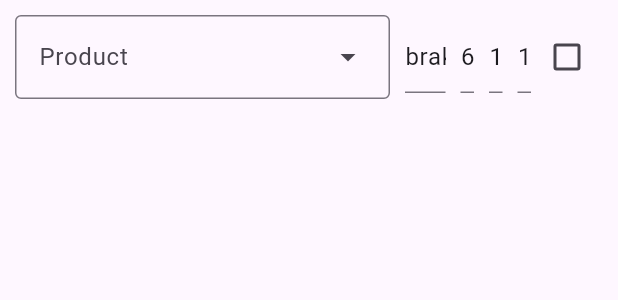
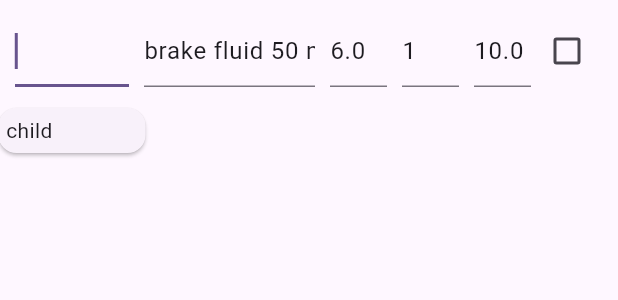
Before and after one commit to fransiscowijaya1999/produck_workshop, a Flutter app: the OrderItemForm widget shown alone on an empty page, opened directly with sample values from the repository, on a phone screen of 412 x 824 dp. Shown: the top 300 px of the screen. Run offline on Flutter 3.47's test engine with Material 3 defaults, Android fonts, the light colour scheme and no system bars; our stand-ins replace dio, isar, shared_preferences; accounts and stored records are empty; generated files the repository leaves out were written again; network calls fail.

Commit message:
base for product searchability

```diff
--- /dev/null
+++ b/lib/component/dropdownmenu_debounced.dart
@@ -0,0 +1,108 @@
+import 'dart:async';
+
+import 'package:flutter/material.dart';
+import 'package:flutter/services.dart';
+
+class DropdownMenuDebounced extends StatefulWidget {
+  const DropdownMenuDebounced({
+    super.key,
+    required this.onSearch,
+    this.onChanged,
+    this.hintText = 'Search...',
+  });
+
+  final Function(String search) onSearch;
+  final Function(String text)? onChanged;
+  final String hintText;
+
+  @override
+  State<DropdownMenuDebounced> createState() => _DropdownMenuDebouncedState();
+}
+
+class _DropdownMenuDebouncedState extends State<DropdownMenuDebounced> {
+  Timer? _debounce;
+  final Duration _debounceDuration = const Duration(milliseconds: 300);
+  final productController = TextEditingController();
+  final OverlayPortalController productsOverlayController = OverlayPortalController();
+  late FocusNode focusNode;
+  late FocusNode keyboardFocusNode;
+  late Size size;
+  final layerLink = LayerLink();
+
+  _onSearchChanged(String text) async {
+    if (widget.onChanged != null) widget.onChanged!(text);
+    if (_debounce?.isActive ?? false) _debounce?.cancel();
+    _debounce = Timer(_debounceDuration, () async {
+      await widget.onSearch(text);
+    });
+  }
+
+  void initPosition() {
+    final targetRenderBox = context.findRenderObject() as RenderBox;
+    size = targetRenderBox.size;
+  }
+
+  @override
+  void initState() {
+    super.initState();
+    WidgetsBinding.instance!.addPostFrameCallback((_) => initPosition());
+
+    keyboardFocusNode = FocusNode();
+    focusNode = FocusNode();
+    focusNode.addListener(() {
+      productsOverlayController.toggle();
+    });
+
+    productController.addListener(() {
+      _onSearchChanged(productController.text);
+    });
+  }
+
+  @override
+  void dispose() {
+    productController.dispose();
+    _debounce?.cancel();
+    keyboardFocusNode.dispose();
+    focusNode.dispose();
+    super.dispose();
+  }
+
+  @override
+  Widget build(BuildContext context) {
+    return OverlayPortal(
+      controller: productsOverlayController,
+      overlayChildBuilder: (BuildContext context) {
+        return Positioned(
+          width: size.width + 30,
+          child: CompositedTransformFollower(
+            link: layerLink,
+            showWhenUnlinked: false,
+            offset: Offset(-15, size.height + 10),
+            child: Card(
+              child: Padding(
+                padding: EdgeInsets.all(5),
+                child: Text('child'),
+              ),
+            ),
+          ),
+        );
+      },
+      child: CompositedTransformTarget(
+        link: layerLink,
+        child: DefaultTextEditingShortcuts(
+          child: Shortcuts(
+            shortcuts: <ShortcutActivator, Intent>{
+              SingleActivator(LogicalKeyboardKey.arrowDown, alt: false): Intent.doNothing,
+              SingleActivator(LogicalKeyboardKey.arrowUp, alt: false): Intent.doNothing,
+            },
+            child: TextField(
+              controller: productController,
+              autofocus: true,
+              focusNode: focusNode,
+            ),
+          ),
+        ),
+      )
+    );
+  }
+}
--- a/lib/component/order_item_form.dart
+++ b/lib/component/order_item_form.dart
@@ -1,5 +1,6 @@
 import 'package:flutter/material.dart';
 import 'package:flutter/services.dart';
+import 'package:produck_workshop/component/dropdownmenu_debounced.dart';
 import 'package:produck_workshop/component/order_list.dart';
 import 'package:produck_workshop/model/product.dart';
 import 'package:produck_workshop/schema/order.dart';
@@ -26,7 +27,6 @@ class OrderItemForm extends StatefulWidget {
 }
 
 class _OrderItemFormState extends State<OrderItemForm> {
-  final productController = TextEditingController();
   final descriptionController = TextEditingController();
   final costController = TextEditingController();
   final qtyController = TextEditingController();
@@ -36,17 +36,16 @@ class _OrderItemFormState extends State<OrderItemForm> {
   late Future<List<Product>> futureProducts;
 
   bool isBroker = false;
+  String searchText = '';
 
   @override
   void initState() {
     super.initState();
     futureProducts = ProductService.filterProductLimited("", 5);
-    productController.addListener(_onSearch);
   }
 
   @override
   void dispose() {
-    productController.dispose();
     descriptionController.dispose();
     costController.dispose();
     qtyController.dispose();
@@ -63,9 +62,17 @@ class _OrderItemFormState extends State<OrderItemForm> {
     }
   }
 
-  void _onSearch() {
+  void _onProductSelected(Product product) {
     setState(() {
-      futureProducts = ProductService.filterProductLimited(productController.text, 5);
+      costController.text = product.cost.toString();
+      priceController.text = product.price.toString();
+      qtyController.text = 1.toString();
+    });
+  }
+
+  void _onSearch(String text) {
+    setState(() {
+      futureProducts = ProductService.filterProductLimited(searchText, 5);
     });
   }
 
@@ -113,32 +120,33 @@ class _OrderItemFormState extends State<OrderItemForm> {
                 FutureBuilder<List<Product>>(
                   future: futureProducts,
                   builder: (BuildContext context, AsyncSnapshot<List<Product>> snapshot) {
-                    List<DropdownMenuEntry<String>> products = [];
+                    List<DropdownMenuEntry<Product?>> products = [];
 
                     switch (snapshot.connectionState) {
                       case ConnectionState.none:
                       case ConnectionState.waiting:
-                        products = [DropdownMenuEntry(value: 'Loading', label: 'Loading')];
+                          products = [DropdownMenuEntry(value: null, label: 'Loading')];
                       case ConnectionState.active:
                       case ConnectionState.done:
                         if (snapshot.hasError) {
-                          products = [DropdownMenuEntry(value: 'Error', label: 'Error')];
+                          products = [DropdownMenuEntry(value: null, label: 'Error')];
                         } else {
-                          products = snapshot.data!.map((p) {
-                            return DropdownMenuEntry(value: p.name, label: p.name);
-                          }).toList();
+                          for (final p in snapshot.data!) {
+                            products.add(DropdownMenuEntry(value: p, label: p.name));
+                          }
                         }
                     }
 
-                    return DropdownMenu<String>(
-                      width: 250,
-                      controller: productController,
-                      label: Text('Product'),
-                      dropdownMenuEntries: products
+                    return Expanded(
+                      flex: 2,
+                      child: DropdownMenuDebounced(
+                        onSearch: _onSearch,
+                        hintText: 'Product',
+                        onChanged: (text) => searchText = text,
+                      ),
                     );
                   }
                 ),
-
                 SizedBox(width: 10,),
                 Expanded(
                   flex: 3,
@@ -153,6 +161,7 @@ class _OrderItemFormState extends State<OrderItemForm> {
                 Expanded(
                   flex: 1,
                   child: TextField(
+                    keyboardType: TextInputType.number,
                     controller: costController..text = widget.order != null ? widget.order!.cost.toString() : '',
                     decoration: InputDecoration(
                       hintText: 'Cost'
@@ -163,6 +172,7 @@ class _OrderItemFormState extends State<OrderItemForm> {
                 Expanded(
                   flex: 1,
                   child: TextField(
+                    keyboardType: TextInputType.number,
                     controller: qtyController..text = widget.order != null ? widget.order!.qty.toString() : '',
                     decoration: InputDecoration(
                       hintText: 'Qty'
@@ -173,6 +183,7 @@ class _OrderItemFormState extends State<OrderItemForm> {
                 Expanded(
                   flex: 1,
                   child: TextField(
+                    keyboardType: TextInputType.number,
                     controller: priceController..text = widget.order != null ? widget.order!.price.toString() : '',
                     decoration: InputDecoration(
                       hintText: 'Price'
--- a/lib/model/product.dart
+++ b/lib/model/product.dart
@@ -35,8 +35,6 @@ class Product {
       products.add(Product.fromJson(product));
     }
 
-    print(products);
-
     return products;
   }
 }
--- a/pubspec.yaml
+++ b/pubspec.yaml
@@ -40,6 +40,7 @@ dependencies:
   isar_flutter_libs: ^3.1.0+1
   path_provider: ^2.1.5
   dio: ^5.8.0+1
+  popover: ^0.3.1
 
 dev_dependencies:
   flutter_test:
```
Also changed, not shown: pubspec.lock.
